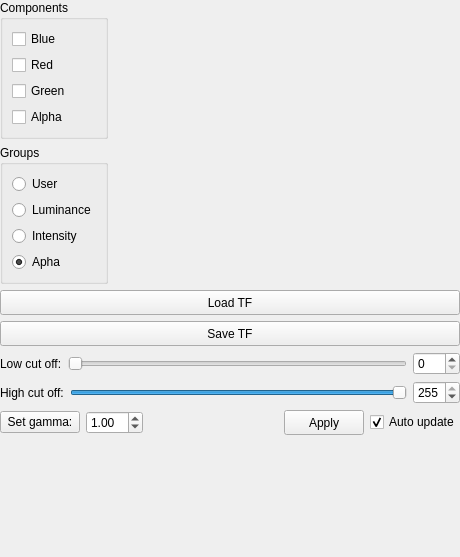
The window that WlzViewer/TransferFunctionWidget.ui (ma-tech/WlzQtApps) describes before a commit, drawn with Qt 5.
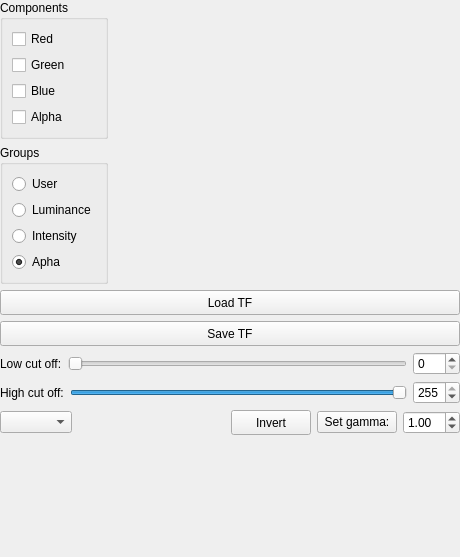
The same window after the commit.

Commit message: Added invert and scale. Now works with new QFunctionEditor code.

What changed in the file:
```diff
--- a/WlzViewer/TransferFunctionWidget.ui
+++ b/WlzViewer/TransferFunctionWidget.ui
@@ -64,13 +64,6 @@
            <string>Components</string>
           </property>
           <layout class="QVBoxLayout" name="verticalLayout">
-           <item>
-            <widget class="QCheckBox" name="checkBoxBlue">
-             <property name="text">
-              <string>Blue</string>
-             </property>
-            </widget>
-           </item>
            <item>
             <widget class="QCheckBox" name="checkBoxRed">
              <property name="text">
@@ -85,6 +78,13 @@
              </property>
             </widget>
            </item>
+           <item>
+            <widget class="QCheckBox" name="checkBoxBlue">
+             <property name="text">
+              <string>Blue</string>
+             </property>
+            </widget>
+           </item>
            <item>
             <widget class="QCheckBox" name="checkBoxAlpha">
              <property name="text">
@@ -286,24 +286,7 @@
     <item>
      <layout class="QHBoxLayout" name="horizontalLayout_5">
       <item>
-       <widget class="QPushButton" name="pushButtonGamma">
-        <property name="text">
-         <string>Set gamma:</string>
-        </property>
-       </widget>
-      </item>
-      <item>
-       <widget class="QDoubleSpinBox" name="doubleSpinBoxGamma">
-        <property name="maximum">
-         <double>10.000000000000000</double>
-        </property>
-        <property name="singleStep">
-         <double>0.010000000000000</double>
-        </property>
-        <property name="value">
-         <double>1.000000000000000</double>
-        </property>
-       </widget>
+       <widget class="QComboBox" name="comboBoxScale"/>
       </item>
       <item>
        <spacer name="horizontalSpacer">
@@ -333,17 +316,27 @@
          </size>
         </property>
         <property name="text">
-         <string>Apply</string>
+         <string>Invert</string>
         </property>
        </widget>
       </item>
       <item>
-       <widget class="QCheckBox" name="checkBoxAutoUpdate">
+       <widget class="QPushButton" name="pushButtonGamma">
         <property name="text">
-         <string>Auto update</string>
+         <string>Set gamma:</string>
         </property>
-        <property name="checked">
-         <bool>true</bool>
+       </widget>
+      </item>
+      <item>
+       <widget class="QDoubleSpinBox" name="doubleSpinBoxGamma">
+        <property name="maximum">
+         <double>10.000000000000000</double>
+        </property>
+        <property name="singleStep">
+         <double>0.010000000000000</double>
+        </property>
+        <property name="value">
+         <double>1.000000000000000</double>
         </property>
        </widget>
       </item>
```
Left out of the diff: 2 changed lines with no effect on the pictures. The commit also changes 2 other files.
